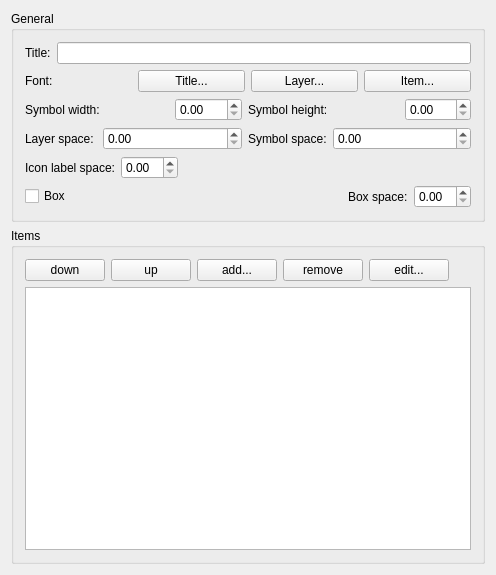
The window that src/ui/qgscomposerlegendwidgetbase.ui (stopa85/Quantum-GIS) describes before a commit, drawn with Qt 5.
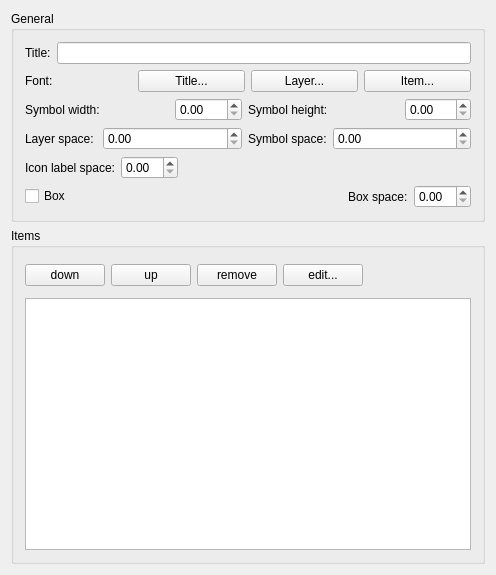
The same window after the commit.

The edit to the form file:
```diff
--- a/src/ui/qgscomposerlegendwidgetbase.ui
+++ b/src/ui/qgscomposerlegendwidgetbase.ui
@@ -206,40 +206,33 @@
        </widget>
       </item>
       <item row="0" column="2" >
-       <widget class="QPushButton" name="mAddPushButton" >
-        <property name="text" >
-         <string>add...</string>
-        </property>
-       </widget>
-      </item>
-      <item row="0" column="3" >
        <widget class="QPushButton" name="mRemovePushButton" >
         <property name="text" >
          <string>remove</string>
         </property>
        </widget>
       </item>
-      <item row="0" column="4" >
+      <item row="0" column="3" >
        <widget class="QPushButton" name="mEditPushButton" >
         <property name="text" >
          <string>edit...</string>
         </property>
        </widget>
       </item>
-      <item row="0" column="5" >
+      <item row="0" column="4" >
        <spacer>
         <property name="orientation" >
          <enum>Qt::Horizontal</enum>
         </property>
         <property name="sizeHint" >
          <size>
-          <width>28</width>
-          <height>20</height>
+          <width>121</width>
+          <height>33</height>
          </size>
         </property>
        </spacer>
       </item>
-      <item row="1" column="0" colspan="6" >
+      <item row="1" column="0" colspan="5" >
        <widget class="QTreeView" name="mItemTreeView" >
         <property name="headerHidden" stdset="0" >
          <bool>true</bool>
```
